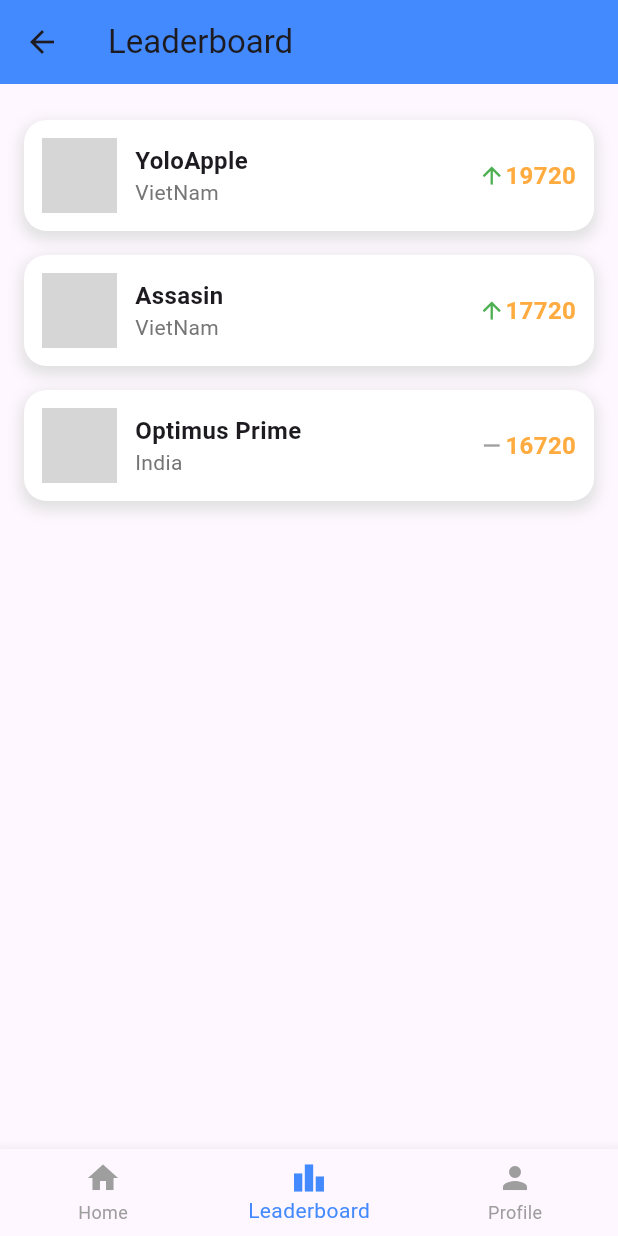
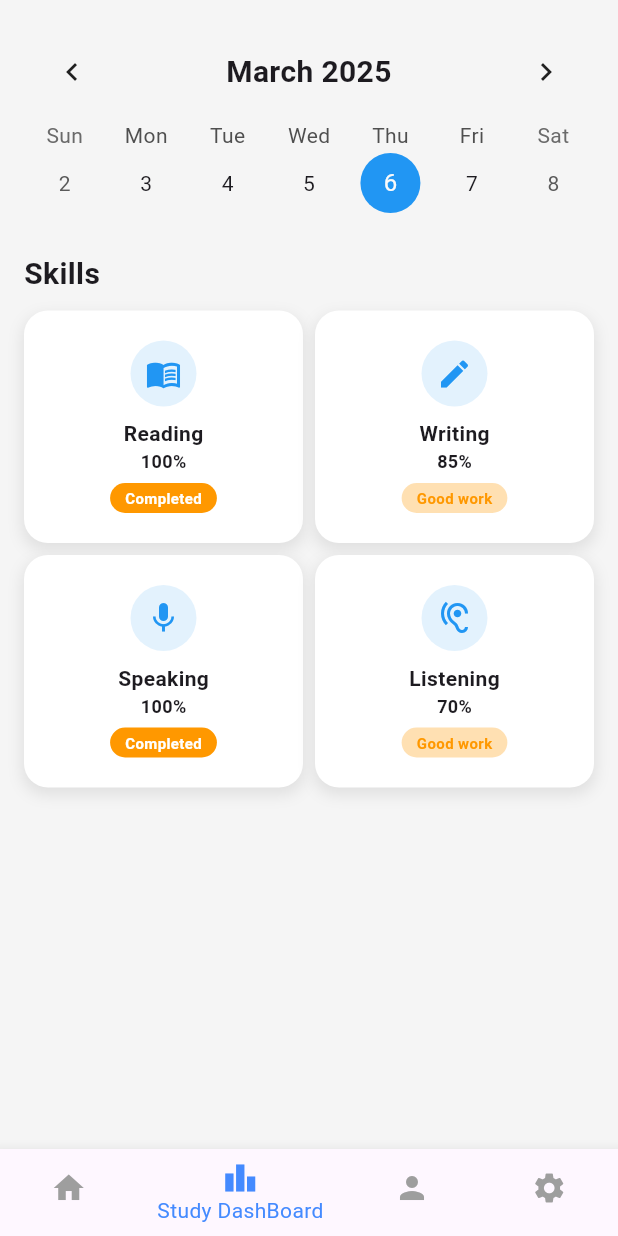
Before and after one commit to YoloApple/english_learning_app, a Flutter app: the HomeScreen screen opened by its route, item 2 of the bottom bar chosen, on a phone screen of 412 x 824 dp. Run offline on Flutter 3.47's test engine with Material 3 defaults, Android fonts, the phone set to English and light mode, and no system bars; drawn by our look-alikes of table_calendar; our stand-ins replace google_fonts, percent_indicator, shared_preferences; accounts and stored records are empty; grey boxes are pictures that could not be loaded.

Commit message:
Update interface setting and rework study dashboard screen, update dark mode

```diff
--- /dev/null
+++ b/flutter_app/lib/components/custom_calendar.dart
@@ -0,0 +1,55 @@
+import 'package:flutter/material.dart';
+import 'package:table_calendar/table_calendar.dart';
+
+class CustomCalendar extends StatefulWidget {
+  final Function(DateTime) onDaySelected; // Hàm callback khi chọn ngày
+
+  const CustomCalendar({super.key, required this.onDaySelected});
+
+  @override
+  _CustomCalendarState createState() => _CustomCalendarState();
+}
+
+class _CustomCalendarState extends State<CustomCalendar> {
+  late DateTime _selectedDay;
+  late DateTime _focusedDay;
+
+  @override
+  void initState() {
+    super.initState();
+    _selectedDay = DateTime.now();
+    _focusedDay = DateTime.now();
+  }
+
+  @override
+  Widget build(BuildContext context) {
+    return TableCalendar(
+      focusedDay: _focusedDay,
+      firstDay: DateTime(2023, 1, 1),
+      lastDay: DateTime(2030, 12, 31),
+      calendarFormat: CalendarFormat.week,
+      selectedDayPredicate: (day) => isSameDay(_selectedDay, day),
+      onDaySelected: (selectedDay, focusedDay) {
+        setState(() {
+          _selectedDay = selectedDay;
+          _focusedDay = focusedDay;
+        });
+      },
+      headerStyle: const HeaderStyle(
+        formatButtonVisible: false,
+        titleCentered: true,
+        titleTextStyle: TextStyle(fontSize: 20, fontWeight: FontWeight.bold),
+      ),
+      calendarStyle: CalendarStyle(
+        todayDecoration: BoxDecoration(
+          color: Colors.orange,
+          shape: BoxShape.circle,
+        ),
+        selectedDecoration: BoxDecoration(
+          color: Colors.blue,
+          shape: BoxShape.circle,
+        ),
+      ),
+    );
+  }
+}
--- a/flutter_app/lib/pages/home_screen.dart
+++ b/flutter_app/lib/pages/home_screen.dart
@@ -1,8 +1,9 @@
 import 'package:flutter/material.dart';
 import 'package:flutter_app/pages/profile_screen.dart';
+import 'package:flutter_app/pages/settings_screen.dart';
 
 import '../components/home_content.dart';
-import 'leaderboard_screen.dart';
+import 'study_dashboard.dart';
 
 class HomeScreen extends StatefulWidget {
   const HomeScreen({super.key});
@@ -17,8 +18,9 @@ class _HomeScreenState extends State<HomeScreen> {
   // Danh sách màn hình
   static final List<Widget> _screens = [
     const HomeContent(),    // Trang chính
-    const LeaderboardScreen(), // Bảng xếp hạng
-    const ProfileScreen(),  // Hồ sơ cá nhân
+    const StudyDashboard(), // Bảng xếp hạng
+    const ProfileScreen(),
+    const SettingsScreen()// Hồ sơ cá nhân
   ];
 
   // Xử lý khi chọn tab
@@ -45,11 +47,15 @@ class _HomeScreenState extends State<HomeScreen> {
           ),
           BottomNavigationBarItem(
             icon: Icon(Icons.leaderboard),
-            label: "Leaderboard",
+            label: "Study DashBoard",
           ),
           BottomNavigationBarItem(
             icon: Icon(Icons.person),
             label: "Profile",
+          ),
+          BottomNavigationBarItem(
+              icon:Icon(Icons.settings),
+              label: "Settings"
           ),
         ],
       ),
--- a/flutter_app/lib/pages/leaderboard_screen.dart
+++ /dev/null
@@ -1,20 +0,0 @@
-import 'package:flutter/material.dart';
-import 'package:flutter_app/components/leaderboard_list.dart';
-
-class LeaderboardScreen extends StatelessWidget {
-  const LeaderboardScreen({super.key});
-
-  @override
-  Widget build(BuildContext context) {
-    return Scaffold(
-      appBar: AppBar(
-        title: const Text("Leaderboard"),
-        backgroundColor: Colors.blueAccent,
-      ),
-      body: Padding(
-        padding: const EdgeInsets.all(16.0),
-        child: LeaderboardList(),
-      ),
-    );
-  }
-}
--- /dev/null
+++ b/flutter_app/lib/pages/study_dashboard.dart
@@ -0,0 +1,124 @@
+import 'package:flutter/material.dart';
+
+import '../components/custom_calendar.dart';
+
+class StudyDashboard extends StatefulWidget {
+  const StudyDashboard({super.key});
+
+  @override
+  State<StudyDashboard> createState() => _StudyDashboardState();
+}
+
+class _StudyDashboardState extends State<StudyDashboard> {
+  DateTime _selectedDate = DateTime.now();
+  @override
+  Widget build(BuildContext context) {
+    return Scaffold(
+      backgroundColor: Colors.grey[100],
+      body: SingleChildScrollView(
+        child: Padding(
+            padding: const EdgeInsets.all(16),
+            child: Column(
+              crossAxisAlignment: CrossAxisAlignment.start,
+              children: [
+                CustomCalendar(
+                  onDaySelected: (date) {
+                    setState(() {
+                      _selectedDate = date; // Cập nhật ngày đã chọn
+                    });
+                  },
+                ),
+                const SizedBox(height: 20),
+
+                // Skills Section
+                const Text(
+                  "Skills",
+                  style: TextStyle(fontSize: 20, fontWeight: FontWeight.bold),
+                ),
+
+                const SizedBox(height: 10),
+
+                // Skills Grid
+                SizedBox(
+                  height: 320, // Tăng chiều cao để tránh lỗi
+                  child: GridView.builder(
+                    shrinkWrap: true, // ✅ Tránh lỗi cuộn lồng nhau
+                    physics: NeverScrollableScrollPhysics(), // ✅ Không để GridView cuộn
+                    gridDelegate: const SliverGridDelegateWithFixedCrossAxisCount(
+                      crossAxisCount: 2,
+                      crossAxisSpacing: 8, // Giảm khoảng cách ngang
+                      mainAxisSpacing: 8, // Giảm khoảng cách dọc
+                      childAspectRatio: 1.2, // ✅ Điều chỉnh tỷ lệ item
+                    ),
+                    itemCount: skills.length,
+                    itemBuilder: (context, index) {
+                      final skill = skills[index];
+
+                      return Container(
+                        padding: const EdgeInsets.all(12), // Giảm padding
+                        decoration: BoxDecoration(
+                          color: Colors.white,
+                          borderRadius: BorderRadius.circular(16),
+                          boxShadow: [
+                            BoxShadow(
+                              color: Colors.grey.shade300,
+                              blurRadius: 8,
+                              spreadRadius: 1,
+                              offset: const Offset(0, 4),
+                            ),
+                          ],
+                        ),
+                        child: Column(
+                          mainAxisAlignment: MainAxisAlignment.center, // ✅ Căn giữa nội dung
+                          children: [
+                            CircleAvatar(
+                              backgroundColor: Colors.blue.shade50,
+                              radius: 22, // ✅ Giảm kích thước icon
+                              child: Icon(skill["icon"], color: Colors.blue, size: 24),
+                            ),
+                            const SizedBox(height: 8), // ✅ Thêm khoảng cách nhỏ
+                            Text(
+                              skill["name"],
+                              style: const TextStyle(fontSize: 14, fontWeight: FontWeight.bold),
+                            ),
+                            Text(
+                              "${skill["progress"]}%",
+                              style: const TextStyle(fontSize: 12, fontWeight: FontWeight.bold),
+                            ),
+                            const SizedBox(height: 6),
+                            Container(
+                              padding: const EdgeInsets.symmetric(horizontal: 10, vertical: 3),
+                              decoration: BoxDecoration(
+                                color: skill["progress"] == 100 ? Colors.orange : Colors.orange[100],
+                                borderRadius: BorderRadius.circular(10),
+                              ),
+                              child: Text(
+                                skill["status"],
+                                style: TextStyle(
+                                  color: skill["progress"] == 100 ? Colors.white : Colors.orange,
+                                  fontSize: 10,
+                                  fontWeight: FontWeight.bold,
+                                ),
+                              ),
+                            ),
+                          ],
+                        ),
+                      );
+                    },
+                  ),
+                )
+              ],
+            ),
+        ),
+      ),
+    );
+  }
+}
+
+// Dữ liệu mẫu cho Skills
+List<Map<String, dynamic>> skills = [
+  {"name": "Reading", "progress": 100, "status": "Completed", "icon": Icons.menu_book},
+  {"name": "Writing", "progress": 85, "status": "Good work", "icon": Icons.edit},
+  {"name": "Speaking", "progress": 100, "status": "Completed", "icon": Icons.mic},
+  {"name": "Listening", "progress": 70, "status": "Good work", "icon": Icons.hearing},
+];
--- a/flutter_app/pubspec.yaml
+++ b/flutter_app/pubspec.yaml
@@ -28,13 +28,16 @@ environment:
 # the latest version available on pub.dev. To see which dependencies have newer
 # versions available, run `flutter pub outdated`.
 dependencies:
+  table_calendar: ^3.0.9
   flutter:
     sdk: flutter
   google_fonts: ^4.0.4
+  shared_preferences: ^2.2.2
   # The following adds the Cupertino Icons font to your application.
   # Use with the CupertinoIcons class for iOS style icons.
   cupertino_icons: ^1.0.8
   percent_indicator: ^4.2.4
+  provider: ^6.1.2
 
 dev_dependencies:
   flutter_test:
@@ -52,7 +55,6 @@ dev_dependencies:
 
 # The following section is specific to Flutter packages.
 flutter:
-
   # The following line ensures that the Material Icons font is
   # included with your application, so that you can use the icons in
   # the material Icons class.
```
Also changed, not shown: flutter_app/lib/main.dart (+15 -7 lines), flutter_app/lib/pages/settings_screen.dart (added, +50 -0 lines), flutter_app/lib/providers/setting_provider.dart (added, +35 -0 lines), flutter_app/pubspec.lock, 1 other file.
